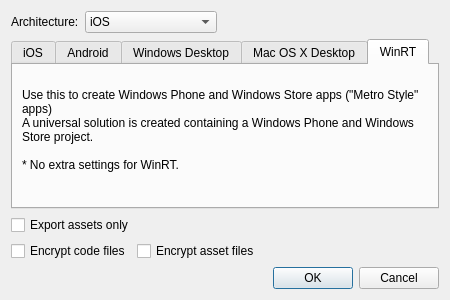
Above: ui/exportprojectdialog.ui from gideros/gideros before the change. Below: the same form after it.
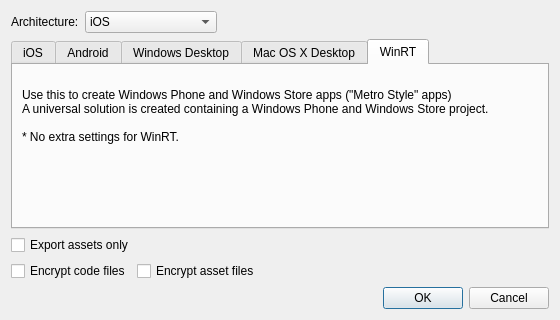
That is the form after the change. The open tabs and pages were chosen to show the change.

```diff
--- a/ui/exportprojectdialog.ui
+++ b/ui/exportprojectdialog.ui
@@ -6,8 +6,8 @@
    <rect>
     <x>0</x>
     <y>0</y>
-    <width>450</width>
-    <height>300</height>
+    <width>560</width>
+    <height>320</height>
    </rect>
   </property>
   <property name="windowTitle">
```
Left out of the diff: 4 changed lines with no effect on the pictures. Lines whose indentation alone changed are shown as unchanged.
